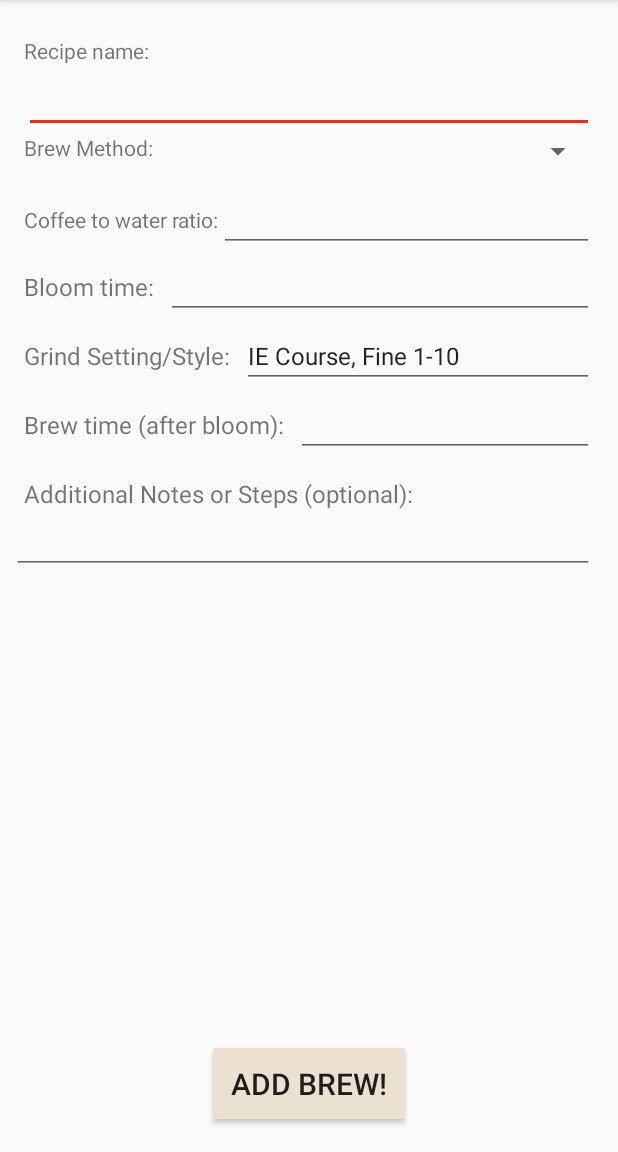
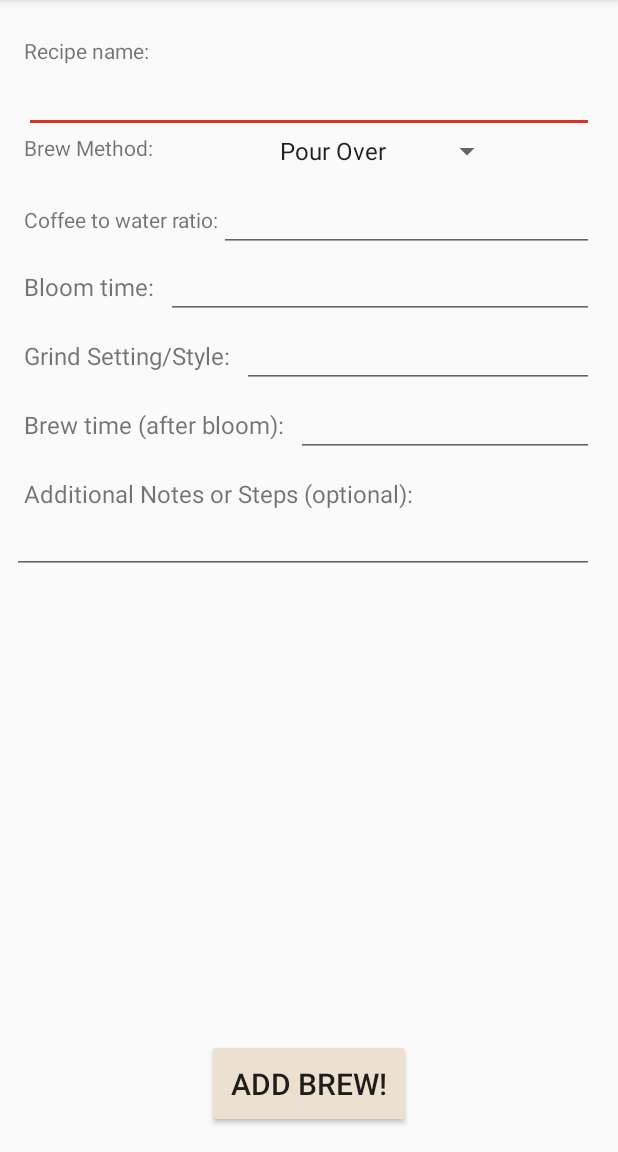
Before and after one commit to PeterEpsteen/CoffeeJournal, an Android app: the screen it shows after launch (AddBrew), after a tap on an icon or button, on a phone screen of 412 x 824 dp, the part 84-1236 px from its top. Run offline under Robolectric (Android 15) with nearby library versions, the phone set to English and light mode, and no system bars.

Commit message:
Can Add, Delte, View brews. Working on Recipe page next

```diff
--- a/app/src/main/java/com/example/peter/coffeejournal/AddBrew.java
+++ b/app/src/main/java/com/example/peter/coffeejournal/AddBrew.java
@@ -1,8 +1,14 @@
 package com.example.peter.coffeejournal;
 
+import android.content.Intent;
 import android.support.v7.app.AppCompatActivity;
 import android.os.Bundle;
+import android.util.Log;
+import android.view.Gravity;
 import android.view.View;
+import android.view.ViewGroup;
+import android.widget.AdapterView;
+import android.widget.ArrayAdapter;
 import android.widget.Button;
 import android.widget.EditText;
 import android.widget.Spinner;
@@ -24,14 +30,36 @@ public class AddBrew extends AppCompatActivity implements View.OnClickListener {
 
         Button btn = findViewById(R.id.add_brew_button);
         btn.setOnClickListener(this);
+
+        Spinner spinner = (Spinner) findViewById(R.id.brew_method_spinner);
+// Create an ArrayAdapter using the string array and a default spinner layout
+        ArrayAdapter<CharSequence> adapter = ArrayAdapter.createFromResource(this,
+                R.array.brew_methods_array, android.R.layout.simple_spinner_item);
+// Specify the layout to use when the list of choices appears
+        adapter.setDropDownViewResource(R.layout.my_simple_spinner_dropdown_item);
+// Apply the adapter to the spinner
+        spinner.setAdapter(adapter);
+
+
+        spinner.setOnItemSelectedListener(new AdapterView.OnItemSelectedListener() {
+            @Override
+            public void onItemSelected(AdapterView<?> parent, View view, int position, long id) {
+                brewMethod = parent.getItemAtPosition(position).toString();
+            }
+
+            @Override
+            public void onNothingSelected(AdapterView<?> parent) {
+
+            }
+        });
     }
 
     @Override
     public void onClick(View v) {
+        //Initialize all settings for BrewRecipe obj
         EditText nameEdit = (EditText) findViewById(R.id.recipe_name_edit);
         name = nameEdit.getText().toString();
-        Spinner brewMethodEdit = (Spinner) findViewById(R.id.brew_method_spinner);
-        //Get spinner Value
+        //Spinner selection is handled in onItemSelected above
         EditText grindEdit = (EditText) findViewById(R.id.grind_edit);
         grind = grindEdit.getText().toString();
         EditText notesEdit = (EditText) findViewById(R.id.notes_edit);
@@ -42,15 +70,23 @@ public class AddBrew extends AppCompatActivity implements View.OnClickListener {
         brewTime =Integer.parseInt(brewTimeEdit.getText().toString());
         EditText bloomTimeEdit = (EditText) findViewById(R.id.bloom_time_edit);
         bloomTime = Integer.parseInt(bloomTimeEdit.getText().toString());
-
+        //Create brewRecipe, open db and insert
         br = new BrewRecipe(name, brewMethod, grind, notes, ratio, brewTime, bloomTime);
         db = new DBOperator(this);
-        db.insert(br);
+        long rows = db.insert(br);
+        if(rows != -1)
+            Log.i("db", "Sucessfully inserted rows: " + rows);
+        Intent myIntent = new Intent(this, MainActivity.class);
+        startActivity(myIntent);
+        finish();
+
+
+        //Update main activity and send back to it
 
 
 
 
-        //TODO
-        // Keep getting info from settings, create a brew recipe then add to db
+
+
     }
 }
--- a/app/src/main/res/layout/activity_add_brew.xml
+++ b/app/src/main/res/layout/activity_add_brew.xml
@@ -21,6 +21,8 @@
         android:layout_height="wrap_content"
         app:layout_constraintTop_toBottomOf="@+id/recipe_name_tv"
         android:id="@+id/recipe_name_edit"
+        android:singleLine="true"
+        android:inputType="text"
         app:layout_constraintRight_toRightOf="parent"
         app:layout_constraintLeft_toLeftOf="parent"
         android:layout_marginRight="16dp"
@@ -32,14 +34,19 @@
         android:text="Brew Method:"
         app:layout_constraintTop_toBottomOf="@id/recipe_name_edit"
         android:layout_marginLeft="16dp"
-        app:layout_constraintLeft_toLeftOf="parent"/>
+        app:layout_constraintLeft_toLeftOf="parent"
+        android:id="@+id/brew_method_text_view"/>
 
     <Spinner
         android:layout_height="wrap_content"
-        android:layout_width="fill_parent"
+        android:layout_width="wrap_content"
+
+        app:layout_constraintLeft_toRightOf="@id/brew_method_text_view"
+        app:layout_constraintRight_toRightOf="parent"
         android:id="@+id/brew_method_spinner"
         app:layout_constraintTop_toBottomOf="@id/recipe_name_edit"
         android:tag="Title"
+        android:layout_marginLeft="16dp"
         android:layout_marginRight="16dp"
         />
 
@@ -59,6 +66,8 @@
         android:layout_height="wrap_content"
         app:layout_constraintLeft_toRightOf="@+id/ratio_tv"
         android:id="@+id/ratio_edit"
+        android:singleLine="true"
+        android:inputType="number"
         app:layout_constraintRight_toRightOf="parent"
         app:layout_constraintBaseline_toBaselineOf="@id/ratio_tv"
         android:layout_marginRight="16dp"/>
@@ -80,6 +89,8 @@
         app:layout_constraintLeft_toRightOf="@+id/bloom_time_tv"
         app:layout_constraintBaseline_toBaselineOf="@+id/bloom_time_tv"
         android:id="@+id/bloom_time_edit"
+        android:singleLine="true"
+        android:inputType="number"
         app:layout_constraintRight_toRightOf="parent"
         android:layout_marginRight="16dp"
         android:layout_marginLeft="8dp"
@@ -103,7 +114,8 @@
         app:layout_constraintLeft_toRightOf="@+id/grind_tv"
         app:layout_constraintBaseline_toBaselineOf="@+id/grind_tv"
         android:id="@+id/grind_edit"
-        android:text="IE Course, Fine 1-10"
+        android:singleLine="true"
+        android:inputType="text"
         app:layout_constraintRight_toRightOf="parent"
         android:layout_marginRight="16dp"
         android:layout_marginLeft="8dp"
@@ -128,6 +140,8 @@
         android:id="@+id/brew_time_edit"
         app:layout_constraintRight_toRightOf="parent"
         android:layout_marginRight="16dp"
+        android:singleLine="true"
+        android:inputType="number"
         android:layout_marginLeft="8dp"
         android:textSize="16dp"/>
     <TextView
--- a/app/src/main/res/layout/brew_grid_item.xml
+++ b/app/src/main/res/layout/brew_grid_item.xml
@@ -3,8 +3,8 @@
     android:layout_width="match_parent"
     android:layout_height="wrap_content"
     xmlns:app="http://schemas.android.com/apk/res-auto"
-    android:layout_margin="16dp"
     android:background="@drawable/shape"
+    android:elevation="5dp"
     android:padding="8dp">
     <TextView
         style="@style/TextStyle"
--- a/app/src/main/res/layout/fragment_brew.xml
+++ b/app/src/main/res/layout/fragment_brew.xml
@@ -7,6 +7,7 @@
     android:layout_width="match_parent"
     android:layout_height="match_parent"
     xmlns:app="http://schemas.android.com/apk/res-auto"
+    android:paddingBottom="56dp"
     android:fitsSystemWindows="true"
     tools:context="com.example.peter.coffeejournal.BrewFragment">
 
@@ -18,8 +19,9 @@
         android:numColumns="auto_fit"
         android:horizontalSpacing="16dp"
         android:verticalSpacing="16dp"
-        android:layout_margin="8dp"
-        >
+        android:padding="8dp"
+        android:clipToPadding="false"
+>
 
 
     </GridView>
--- /dev/null
+++ b/app/src/main/res/menu/context_menu.xml
@@ -0,0 +1,9 @@
+<?xml version="1.0" encoding="utf-8"?>
+<menu xmlns:android="http://schemas.android.com/apk/res/android">
+    <item android:id="@+id/menu_edit"
+        android:title="Edit"
+        />
+    <item
+        android:title="Delete"
+        android:id="@+id/menu_delete"/>
+</menu>
--- a/app/src/main/res/values/strings.xml
+++ b/app/src/main/res/values/strings.xml
@@ -24,7 +24,7 @@
     <string name="pref_default_display_name">John Smith</string>
 
     <string name="pref_title_add_friends_to_messages">Add friends to messages</string>
-    <string-array name="pref_example_list_titles">
+    <string-array name="brew_methods_array">
         <item>Pour Over</item>
         <item>French Press</item>
         <item>Chemex</item>
--- a/app/src/main/res/values/styles.xml
+++ b/app/src/main/res/values/styles.xml
@@ -18,7 +18,7 @@
     <style name="AppTheme.PopupOverlay" parent="ThemeOverlay.AppCompat.Light" />
 
     <style name="TextStyle">
-        <item name="android:textColor">@color/colorPrimaryDark</item>
+
     </style>
 
 </resources>
--- a/app/src/main/res/xml/pref_general.xml
+++ b/app/src/main/res/xml/pref_general.xml
@@ -23,7 +23,7 @@
     <!-- NOTE: ListPreference's summary should be set to its value by the activity code. -->
     <ListPreference
         android:defaultValue="-1"
-        android:entries="@array/pref_example_list_titles"
+        android:entries="@array/brew_methods_array"
         android:entryValues="@array/pref_example_list_values"
         android:key="example_list"
         android:negativeButtonText="@null"
```
Also changed, not shown: app/src/main/java/com/example/peter/coffeejournal/BrewFragment.java (+43 -1 lines), app/src/main/java/com/example/peter/coffeejournal/DBOperator.java (+7 -0 lines), app/src/main/java/com/example/peter/coffeejournal/MainActivity.java (+11 -0 lines), app/src/main/res/drawable/shape.xml (+37 -6 lines), app/src/main/res/layout/my_simple_spinner_dropdown_item.xml (added, +16 -0 lines), app/src/main/res/layout/my_simple_spinner_item.xml (added, +8 -0 lines).
